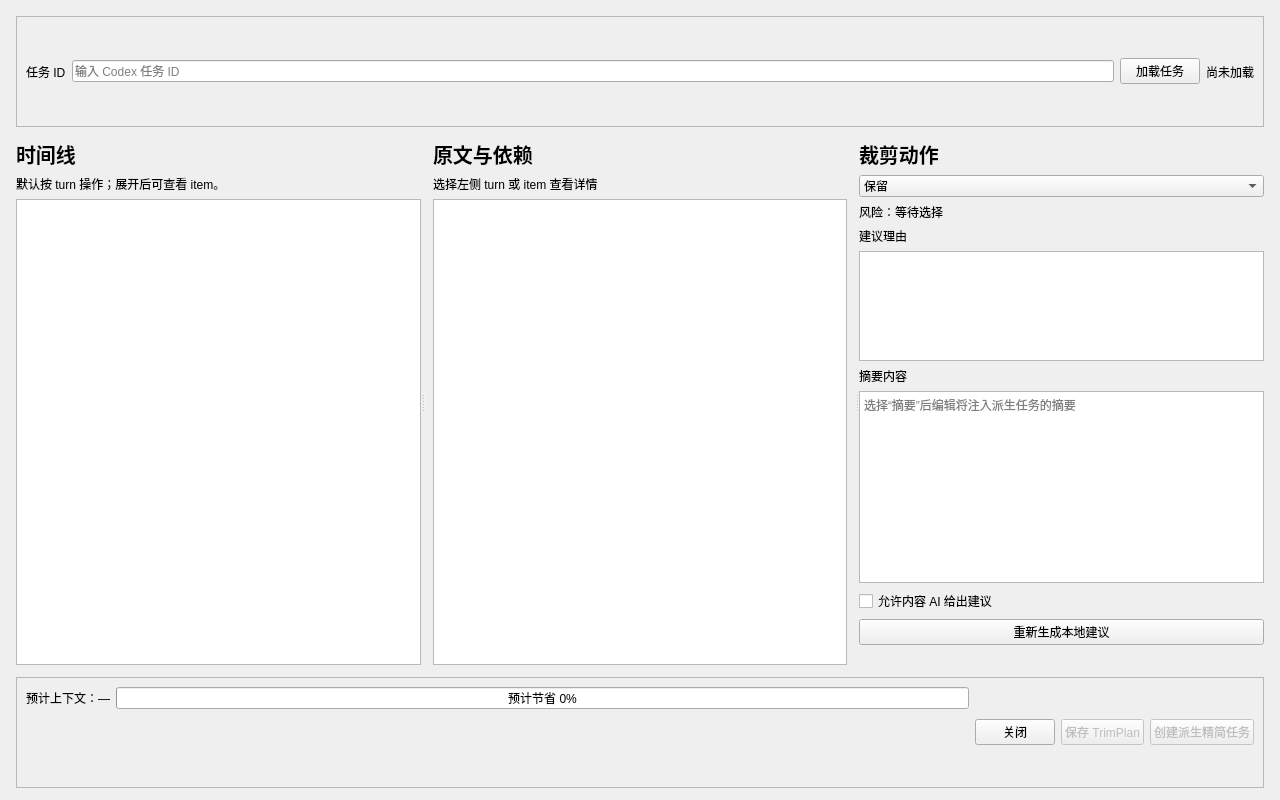
Above: src/codex_session_manager/gui/main_window.ui from Aiyawoc/CodexSessionManager before the change. Below: the same form after it.
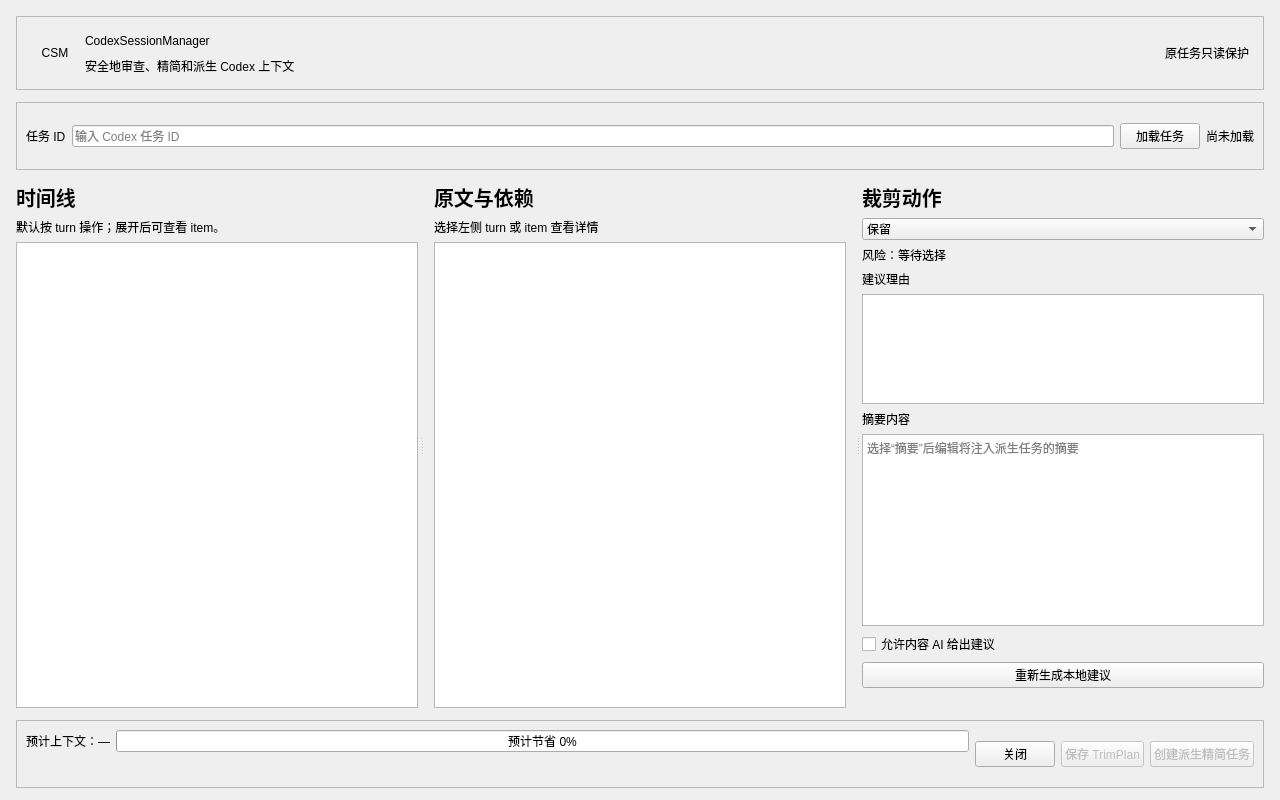
That is the form after the change.

Commit message: feat: 优化界面并补充代码声明

```diff
--- a/src/codex_session_manager/gui/main_window.ui
+++ b/src/codex_session_manager/gui/main_window.ui
@@ -18,6 +18,24 @@
     <property name="rightMargin"><number>16</number></property>
     <property name="bottomMargin"><number>12</number></property>
     <property name="spacing"><number>12</number></property>
+    <item>
+     <widget class="QFrame" name="heroFrame">
+      <property name="frameShape"><enum>QFrame::Shape::StyledPanel</enum></property>
+      <layout class="QHBoxLayout" name="heroLayout">
+       <property name="leftMargin"><number>14</number></property><property name="topMargin"><number>12</number></property><property name="rightMargin"><number>14</number></property><property name="bottomMargin"><number>12</number></property>
+       <item><widget class="QLabel" name="brandMark"><property name="minimumSize"><size><width>48</width><height>48</height></size></property><property name="maximumSize"><size><width>48</width><height>48</height></size></property><property name="text"><string>CSM</string></property><property name="alignment"><set>Qt::AlignmentFlag::AlignCenter</set></property></widget></item>
+       <item>
+        <layout class="QVBoxLayout" name="heroTextLayout">
+         <property name="spacing"><number>2</number></property>
+         <item><widget class="QLabel" name="appTitleLabel"><property name="text"><string>CodexSessionManager</string></property></widget></item>
+         <item><widget class="QLabel" name="appSubtitleLabel"><property name="text"><string>安全地审查、精简和派生 Codex 上下文</string></property></widget></item>
+        </layout>
+       </item>
+       <item><spacer name="heroSpacer"><property name="orientation"><enum>Qt::Orientation::Horizontal</enum></property><property name="sizeHint"><size><width>40</width><height>20</height></size></property></spacer></item>
+       <item><widget class="QLabel" name="headerBadge"><property name="text"><string>原任务只读保护</string></property><property name="alignment"><set>Qt::AlignmentFlag::AlignCenter</set></property></widget></item>
+      </layout>
+     </widget>
+    </item>
     <item>
      <widget class="QFrame" name="sourceFrame">
       <property name="frameShape"><enum>QFrame::Shape::StyledPanel</enum></property>
@@ -30,8 +48,10 @@
      </widget>
     </item>
     <item>
-     <widget class="QSplitter" name="mainSplitter">
+    <widget class="QSplitter" name="mainSplitter">
       <property name="orientation"><enum>Qt::Orientation::Horizontal</enum></property>
+      <property name="handleWidth"><number>8</number></property>
+      <property name="childrenCollapsible"><bool>false</bool></property>
       <widget class="QWidget" name="timelinePane">
        <property name="minimumSize"><size><width>260</width><height>0</height></size></property>
        <layout class="QVBoxLayout" name="timelineLayout">
```
The commit also changes 7 other files.
